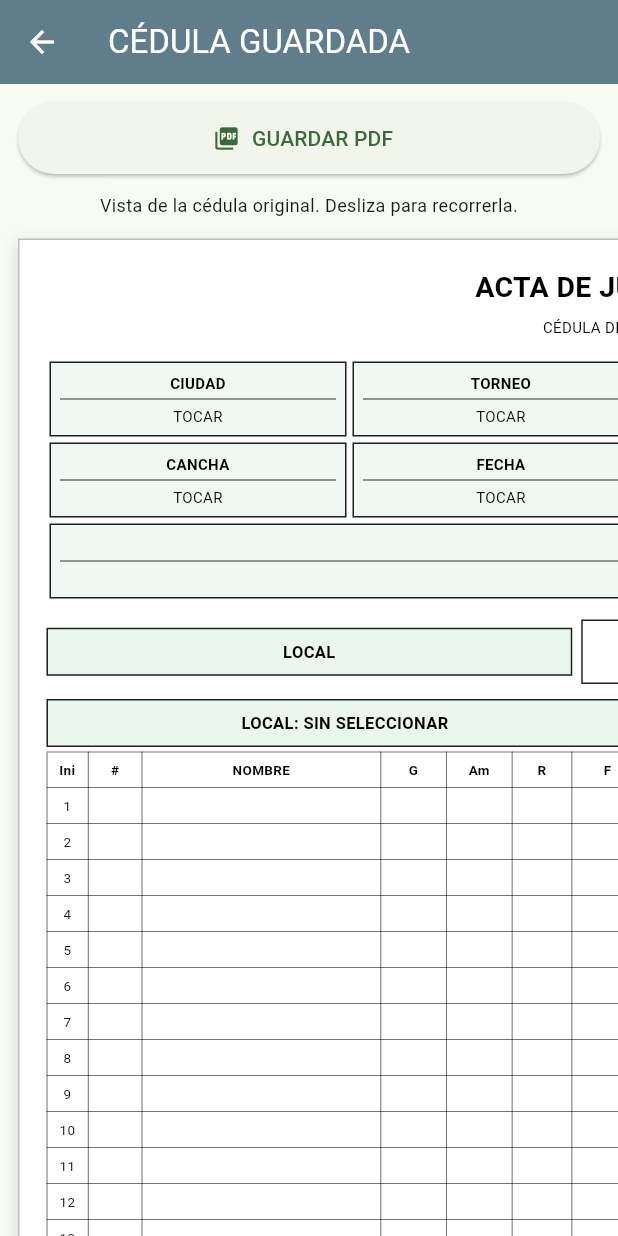
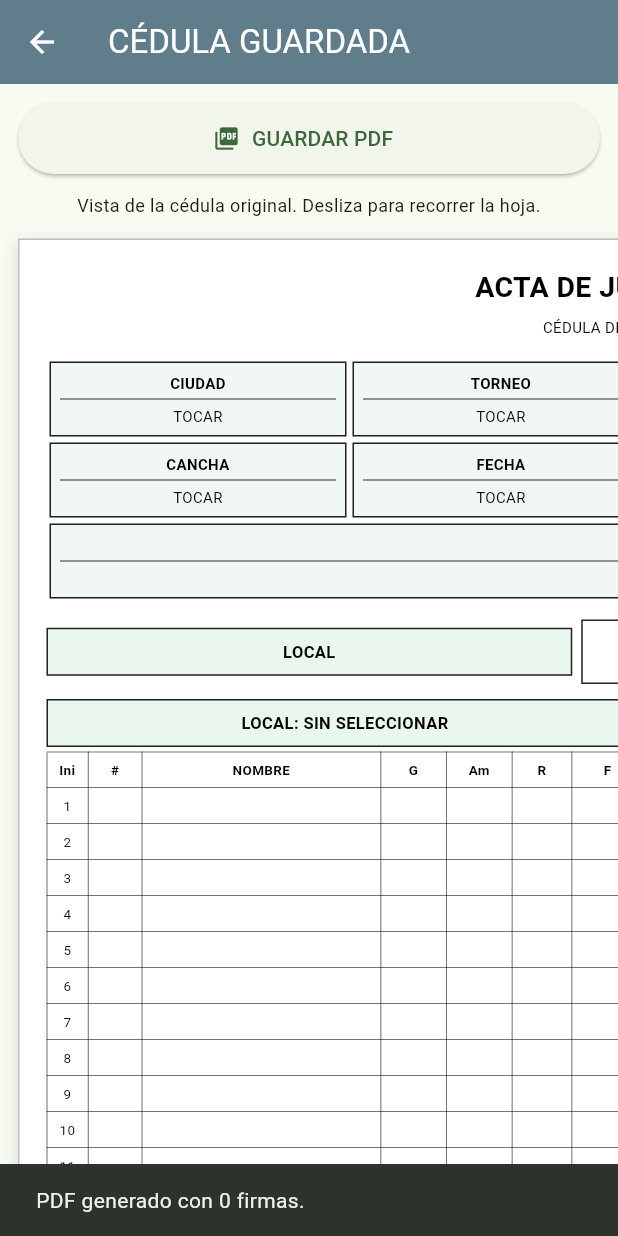
Before and after one commit to hugordito/cedula_futbol7, a Flutter app: the DetalleCedula screen opened directly with empty values, after a tap on "GUARDAR PDF", on a phone screen of 412 x 824 dp. Run offline on Flutter 3.47's test engine with Material 3 defaults, Android fonts, the phone set to English and light mode, and no system bars; our stand-ins replace material_ui, pdf, printing, shared_preferences, signature; accounts and stored records are empty.

Commit message:
Corregir captura de firmas en PDF2

```diff
--- a/lib/historial_cedulas.dart
+++ b/lib/historial_cedulas.dart
@@ -13,9 +13,25 @@ import 'package:shared_preferences/shared_preferences.dart';
 
 import 'cedula_tactil.dart';
 
-// =============================================
-// HISTORIAL DE CÉDULAS
-// =============================================
+// ================================================
+// DATOS DE UNA FIRMA LOCALIZADA EN LA HOJA
+// ================================================
+
+class _FirmaLocalizada {
+  final String clave;
+  final Uint8List imagen;
+  final ui.Rect rectangulo;
+
+  const _FirmaLocalizada({
+    required this.clave,
+    required this.imagen,
+    required this.rectangulo,
+  });
+}
+
+// ================================================
+// HISTORIAL DE CEDULAS
+// ================================================
 
 class HistorialCedulas extends StatefulWidget {
   const HistorialCedulas({super.key});
@@ -52,13 +68,10 @@ class _HistorialCedulasState
         'cedulas_borrador',
       );
 
-      final guardadas =
-      jsonDecode(texto ?? '[]') as List;
-
-      final lista = guardadas
+      final lista = (jsonDecode(texto ?? '[]') as List)
           .map(
-            (e) => Map<String, dynamic>.from(
-          e as Map,
+            (item) => Map<String, dynamic>.from(
+          item as Map,
         ),
       )
           .toList();
@@ -91,10 +104,10 @@ class _HistorialCedulasState
       Map<String, dynamic> cedula,
       String clave,
       ) {
-    final equipo = cedula[clave];
+    final valor = cedula[clave];
 
-    if (equipo is Map) {
-      return (equipo['nombre'] ?? 'SIN EQUIPO')
+    if (valor is Map) {
+      return (valor['nombre'] ?? 'SIN EQUIPO')
           .toString();
     }
 
@@ -110,7 +123,7 @@ class _HistorialCedulasState
         title: const Text('Eliminar cédula'),
         content: const Text(
           'Se eliminarán los datos y las firmas '
-              'de esta cédula. '
+              'guardadas de este partido. '
               'Esta acción no se puede deshacer.',
         ),
         actions: [
@@ -139,16 +152,15 @@ class _HistorialCedulasState
         'cedulas_borrador',
       );
 
-      final lista =
-      (jsonDecode(texto ?? '[]') as List)
+      final lista = (jsonDecode(texto ?? '[]') as List)
           .map(
-            (e) => Map<String, dynamic>.from(
-          e as Map,
+            (item) => Map<String, dynamic>.from(
+          item as Map,
         ),
       )
           .where(
-            (e) =>
-        e['id'].toString() !=
+            (item) =>
+        item['id'].toString() !=
             cedula['id'].toString(),
       )
           .toList();
@@ -167,7 +179,7 @@ class _HistorialCedulasState
       ScaffoldMessenger.of(context).showSnackBar(
         SnackBar(
           content: Text(
-            'No se pudo eliminar: $e',
+            'No se pudo eliminar la cédula: $e',
           ),
         ),
       );
@@ -187,10 +199,13 @@ class _HistorialCedulasState
       'equipoVisitante',
     );
 
-    final guardadas = cedula['firmas'];
+    final firmasGuardadas = cedula['firmas'];
 
-    final totalFirmas =
-    guardadas is Map ? guardadas.length : 0;
+    final cantidadFirmas = firmasGuardadas is Map
+        ? firmasGuardadas.values.where(
+          (valor) => valor.toString().isNotEmpty,
+    ).length
+        : 0;
 
     return Card(
       child: Padding(
@@ -232,7 +247,9 @@ class _HistorialCedulasState
               ),
             ),
 
-            Text('Firmas: $totalFirmas de 6'),
+            Text(
+              'Firmas: $cantidadFirmas de 6',
+            ),
 
             const Spacer(),
 
@@ -256,19 +273,21 @@ class _HistorialCedulasState
                     icon: const Icon(
                       Icons.visibility,
                     ),
-                    label: const Text('VER CÉDULA'),
+                    label: const Text(
+                      'VER CÉDULA',
+                    ),
                   ),
                 ),
 
                 IconButton(
-                  tooltip: 'Eliminar borrador',
+                  tooltip: 'Eliminar cédula',
+                  onPressed: () {
+                    eliminarCedula(cedula);
+                  },
                   icon: const Icon(
                     Icons.delete_outline,
                     color: Colors.red,
                   ),
-                  onPressed: () {
-                    eliminarCedula(cedula);
-                  },
                 ),
               ],
             ),
@@ -288,8 +307,8 @@ class _HistorialCedulasState
         actions: [
           IconButton(
             onPressed: cargarCedulas,
+            tooltip: 'Actualizar historial',
             icon: const Icon(Icons.refresh),
-            tooltip: 'Actualizar historial',
           ),
         ],
       ),
@@ -299,14 +318,19 @@ class _HistorialCedulasState
         child: CircularProgressIndicator(),
       )
           : error != null
-          ? Center(child: Text(error!))
+          ? Center(
+        child: Text(error!),
+      )
           : cedulas.isEmpty
           ? const Center(
-        child: Text(
-          'Aún no hay cédulas guardadas.\n'
-              'Crea una cédula y guarda '
-              'el borrador.',
-          textAlign: TextAlign.center,
+        child: Padding(
+          padding: EdgeInsets.all(20),
+          child: Text(
+            'No hay cédulas guardadas.\n'
+                'Crea una nueva cédula y '
+                'guarda el borrador.',
+            textAlign: TextAlign.center,
+          ),
         ),
       )
           : LayoutBuilder(
@@ -330,8 +354,8 @@ class _HistorialCedulasState
                 SliverGridDelegateWithFixedCrossAxisCount(
                   crossAxisCount: columnas,
                   mainAxisExtent: 235,
+                  mainAxisSpacing: 12,
                   crossAxisSpacing: 12,
-                  mainAxisSpacing: 12,
                 ),
                 itemBuilder: (context, i) {
                   return tarjetaCedula(
@@ -347,10 +371,9 @@ class _HistorialCedulasState
   }
 }
 
-// =============================================
-// DETALLE DE CÉDULA
-// UTILIZA LA MISMA CedulaTactil ORIGINAL
-// =============================================
+// ================================================
+// DETALLE DE CEDULA
+// ================================================
 
 class DetalleCedula extends StatefulWidget {
   final Map<String, dynamic> cedula;
@@ -368,9 +391,6 @@ class DetalleCedula extends StatefulWidget {
 class _DetalleCedulaState extends State<DetalleCedula> {
   final GlobalKey capturaKey = GlobalKey();
 
-  // IMPORTANTE:
-  // Este indicador reconstruye SOLO el botón.
-  // No reconstruye la hoja ni sus firmas.
   final ValueNotifier<bool> exportandoPdf =
   ValueNotifier<bool>(false);
 
@@ -382,8 +402,17 @@ class _DetalleCedulaState extends State<DetalleCedula> {
 
   late final List<Map<String, dynamic>> eventos;
   late final List<Map<String, dynamic>> shootouts;
+  late final Map<String, String> firmas;
 
-  late final Map<String, String> firmas;
+  // Claves de las firmas originales.
+  static const List<String> clavesFirmas = [
+    'firmaLocal',
+    'firmaArbitro1',
+    'firmaArbitro2',
+    'firmaAsistente',
+    'firmaCronometrista',
+    'firmaVisitante',
+  ];
 
   static const List<String> clavesCampos = [
     'ciudad',
@@ -454,7 +483,8 @@ class _DetalleCedulaState extends State<DetalleCedula> {
     return valor
         .whereType<Map>()
         .map(
-          (e) => Map<String, dynamic>.from(e),
+          (item) =>
+      Map<String, dynamic>.from(item),
     )
         .toList();
   }
@@ -479,26 +509,110 @@ class _DetalleCedulaState extends State<DetalleCedula> {
         .toString();
   }
 
-  void mensaje(String texto) {
+  void mostrarMensaje(String texto) {
     if (!mounted) return;
 
     ScaffoldMessenger.of(context).showSnackBar(
-      SnackBar(
-        content: Text(texto),
-      ),
+      SnackBar(content: Text(texto)),
     );
   }
 
-  // =============================================
-  // GENERAR EL PDF SIN RECONSTRUIR LAS FIRMAS
-  // =============================================
+  // ================================================
+  // ENCONTRAR LAS IMAGENES REALES DE LAS FIRMAS
+  // ================================================
+
+  List<_FirmaLocalizada> localizarFirmas(
+      RenderRepaintBoundary limite,
+      ) {
+    final contextHoja = capturaKey.currentContext;
+
+    if (contextHoja is! Element) {
+      throw StateError(
+        'No se puede acceder a la hoja original.',
+      );
+    }
+
+    final localizadas = <String, _FirmaLocalizada>{};
+
+    void recorrer(Element elemento) {
+      final componente = elemento.widget;
+
+      if (componente is Image &&
+          componente.image is MemoryImage) {
+        final proveedor =
+        componente.image as MemoryImage;
+
+        final firmaBase64 = base64Encode(
+          proveedor.bytes,
+        );
+
+        for (final clave in clavesFirmas) {
+          if (localizadas.containsKey(clave)) {
+            continue;
+          }
+
+          if (firmas[clave] != firmaBase64) {
+            continue;
+          }
+
+          final objeto = elemento.findRenderObject();
+
+          if (objeto is! RenderBox ||
+              !objeto.attached ||
+              objeto.size.isEmpty) {
+            continue;
+          }
+
+          final transformacion =
+          objeto.getTransformTo(limite);
+
+          final rectangulo = MatrixUtils.transformRect(
+            transformacion,
+            ui.Offset.zero & objeto.size,
+          );
+
+          if (rectangulo.isEmpty ||
+              !rectangulo.left.isFinite ||
+              !rectangulo.top.isFinite) {
+            continue;
+          }
+
+          localizadas[clave] = _FirmaLocalizada(
+            clave: clave,
+            imagen: proveedor.bytes,
+            rectangulo: rectangulo,
+          );
+
+          break;
+        }
+      }
+
+      elemento.visitChildren(recorrer);
+    }
+
+    recorrer(contextHoja);
+
+    return [
+      for (final clave in clavesFirmas)
+        if (localizadas.containsKey(clave))
+          localizadas[clave]!,
+    ];
+  }
+
+  int contarFirmasEsperadas() {
+    return clavesFirmas.where(
+          (clave) =>
+      (firmas[clave] ?? '').trim().isNotEmpty,
+    ).length;
+  }
+
+  // ================================================
+  // EXPORTACION PDF CON FIRMAS SUPERPUESTAS
+  // ================================================
 
   Future<void> guardarPdf() async {
     if (exportandoPdf.value) return;
 
-    // No utilizamos setState en esta función.
-    // Así no reiniciamos las imágenes de las firmas
-    // que ya estaban visibles en el historial.
     exportandoPdf.value = true;
 
     try {
@@ -506,73 +620,167 @@ class _DetalleCedulaState extends State<DetalleCedula> {
 
       if (!mounted) return;
 
-      final render = capturaKey.currentContext
+      final objeto = capturaKey.currentContext
           ?.findRenderObject();
 
-      if (render is! RenderRepaintBoundary) {
-        throw Exception(
+      if (objeto is! RenderRepaintBoundary) {
+        throw StateError(
           'No se encontró la hoja para exportar.',
         );
       }
 
-      if (render.size.isEmpty) {
-        throw Exception(
+      if (objeto.size.isEmpty) {
+        throw StateError(
           'La hoja no tiene un tamaño válido.',
         );
       }
 
-      // Captura la misma hoja que muestra
-      // el historial, sin reconstruir sus tablas.
+      // Identificamos las imágenes originales
+      // de las firmas y sus coordenadas.
+      final firmasLocalizadas = localizarFirmas(
+        objeto,
+      );
+
+      final esperadas = contarFirmasEsperadas();
+
+      if (firmasLocalizadas.length != esperadas) {
+        throw StateError(
+          'Se localizaron ${firmasLocalizadas.length} '
+              'de $esperadas firmas guardadas. '
+              'No se exportó el PDF para evitar '
+              'generar una cédula incompleta.',
+        );
+      }
+
+      // Capturamos la misma hoja que aparece
+      // dentro de HISTORIAL.
       final escala = math.min(
         2.0,
         math.min(
-          3000.0 / render.size.width,
-          6000.0 / render.size.height,
+          3000.0 / objeto.size.width,
+          6000.0 / objeto.size.height,
         ),
       );
 
-      final ui.Image imagen = await render.toImage(
+      final ui.Image captura = await objeto.toImage(
         pixelRatio: escala,
       );
 
-      final datos = await imagen.toByteData(
+      final datos = await captura.toByteData(
         format: ui.ImageByteFormat.png,
       );
 
-      imagen.dispose();
+      captura.dispose();
 
       if (datos == null) {
-        throw Exception(
-          'No se pudo generar la imagen '
-              'de la cédula.',
+        throw StateError(
+          'No se pudo capturar la cédula.',
         );
       }
 
-      final Uint8List png =
+      final Uint8List pngHoja =
       datos.buffer.asUint8List();
 
       final documento = pw.Document();
 
-      final imagenPdf = pw.MemoryImage(png);
+      final imagenHoja = pw.MemoryImage(pngHoja);
+
+      // Formato A4 vertical.
+      final anchoPagina = PdfPageFormat.a4.width;
+      final altoPagina = PdfPageFormat.a4.height;
+
+      final factor = math.min(
+        anchoPagina / objeto.size.width,
+        altoPagina / objeto.size.height,
+      );
+
+      final anchoDibujado =
+          objeto.size.width * factor;
+
+      final altoDibujado =
+          objeto.size.height * factor;
+
+      final margenX =
+          (anchoPagina - anchoDibujado) / 2;
+
+      final margenY =
+          (altoPagina - altoDibujado) / 2;
+
+      // Aquí está la corrección:
+      // pw.Positioned recibe la ubicación.
+      // pw.SizedBox recibe el ancho y alto.
+      final capasPdf = <pw.Widget>[
+        pw.Positioned(
+          left: margenX,
+          top: margenY,
+          child: pw.SizedBox(
+            width: anchoDibujado,
+            height: altoDibujado,
+            child: pw.Image(
+              imagenHoja,
+              fit: pw.BoxFit.fill,
+            ),
+          ),
+        ),
+      ];
+
+      // Incorporar los PNG de las firmas
+      // sobre sus posiciones originales.
+      for (final firma in firmasLocalizadas) {
+        final rectangulo = firma.rectangulo;
+
+        final izquierda =
+            margenX + rectangulo.left * factor;
+
+        final arriba =
+            margenY + rectangulo.top * factor;
+
+        final ancho =
+            rectangulo.width * factor;
+
+        final alto =
+            rectangulo.height * factor;
+
+        if (ancho <= 0 || alto <= 0) {
+          throw StateError(
+            'La posición de ${firma.clave} '
+                'no es válida.',
+          );
+        }
+
+        // Segunda corrección:
+        // Las medidas también pertenecen
+        // a pw.SizedBox, no a pw.Positioned.
+        capasPdf.add(
+          pw.Positioned(
+            left: izquierda,
+            top: arriba,
+            child: pw.SizedBox(
+              width: ancho,
+              height: alto,
+              child: pw.Image(
+                pw.MemoryImage(firma.imagen),
+                fit: pw.BoxFit.contain,
+              ),
+            ),
+          ),
+        );
+      }
 
       documento.addPage(
         pw.Page(
           pageFormat: PdfPageFormat.a4,
           margin: pw.EdgeInsets.zero,
-          build: (_) => pw.Center(
-            child: pw.Image(
-              imagenPdf,
-              width: PdfPageFormat.a4.width,
-              height: PdfPageFormat.a4.height,
-              fit: pw.BoxFit.contain,
-            ),
+          build: (_) => pw.Stack(
+            fit: pw.StackFit.expand,
+            children: capasPdf,
           ),
         ),
       );
 
       final bytesPdf = await documento.save();
 
-      final nombre =
+      final archivo =
       'cedula_${nombreEquipo(equipoLocal)}_vs_'
           '${nombreEquipo(equipoVisitante)}.pdf'
           .replaceAll(
@@ -584,11 +792,18 @@ class _DetalleCedulaState extends State<DetalleCedula> {
 
       await Printing.sharePdf(
         bytes: bytesPdf,
-        filename: nombre,
+        filename: archivo,
+      );
+
+      if (!mounted) return;
+
+      mostrarMensaje(
+        'PDF generado con '
+            '${firmasLocalizadas.length} firmas.',
       );
     } catch (e) {
-      mensaje(
-        'No se pudo generar el PDF: $e',
+      mostrarMensaje(
+        'No se pudo exportar el PDF: $e',
       );
     } finally {
       if (mounted) {
@@ -597,9 +812,9 @@ class _DetalleCedulaState extends State<DetalleCedula> {
     }
   }
 
-  // =============================================
-  // HOJA ORIGINAL EN MODO SOLO LECTURA
-  // =============================================
+  // ================================================
+  // REUTILIZAR LA CEDULA ORIGINAL SIN EDITARLA
+  // ================================================
 
   Widget hojaOriginal() {
     return RepaintBoundary(
@@ -642,6 +857,10 @@ class _DetalleCedulaState extends State<DetalleCedula> {
     super.dispose();
   }
 
+  // ================================================
+  // INTERFAZ DEL HISTORIAL
+  // ================================================
+
   @override
   Widget build(BuildContext context) {
     return Scaffold(
@@ -658,16 +877,12 @@ class _DetalleCedulaState extends State<DetalleCedula> {
             child: SizedBox(
               width: double.infinity,
               height: 48,
-
-              // Solo este botón cambia cuando
-              // comienza o termina la exportación.
               child: ValueListenableBuilder<bool>(
                 valueListenable: exportandoPdf,
                 builder: (context, ocupada, _) {
                   return ElevatedButton.icon(
-                    onPressed: ocupada
-                        ? null
-                        : guardarPdf,
+                    onPressed:
+                    ocupada ? null : guardarPdf,
 
                     icon: ocupada
                         ? const SizedBox(
@@ -699,7 +914,7 @@ class _DetalleCedulaState extends State<DetalleCedula> {
             ),
             child: Text(
               'Vista de la cédula original. '
-                  'Desliza para recorrerla.',
+                  'Desliza para recorrer la hoja.',
               textAlign: TextAlign.center,
               style: TextStyle(
                 fontSize: 12,
```
